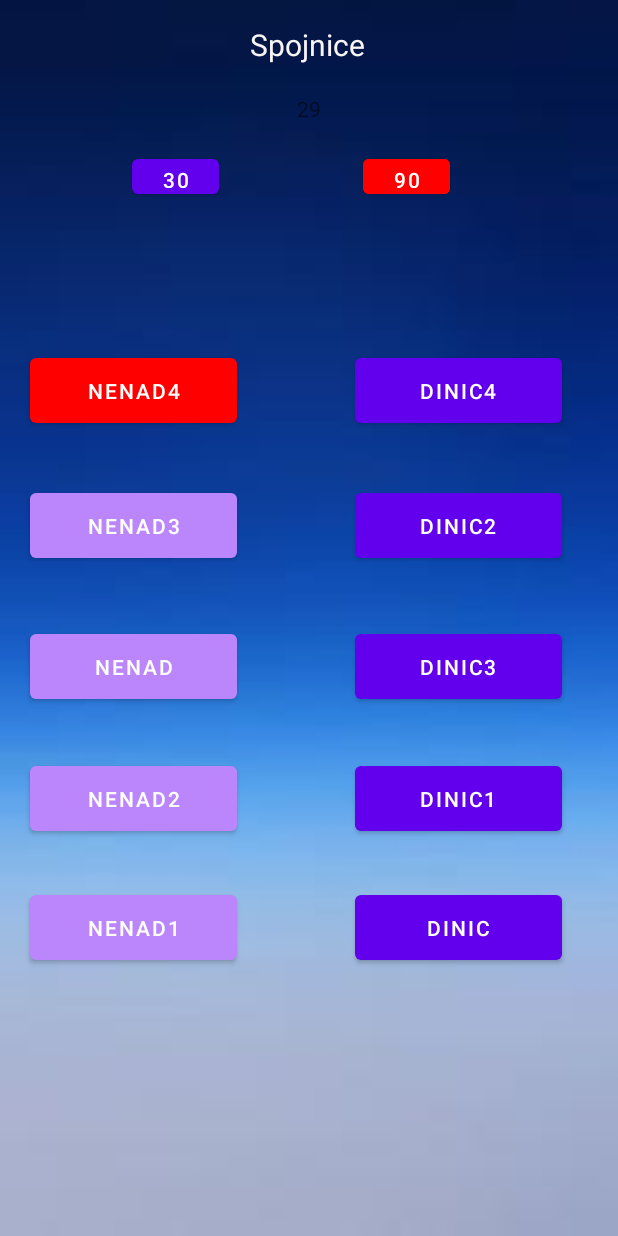
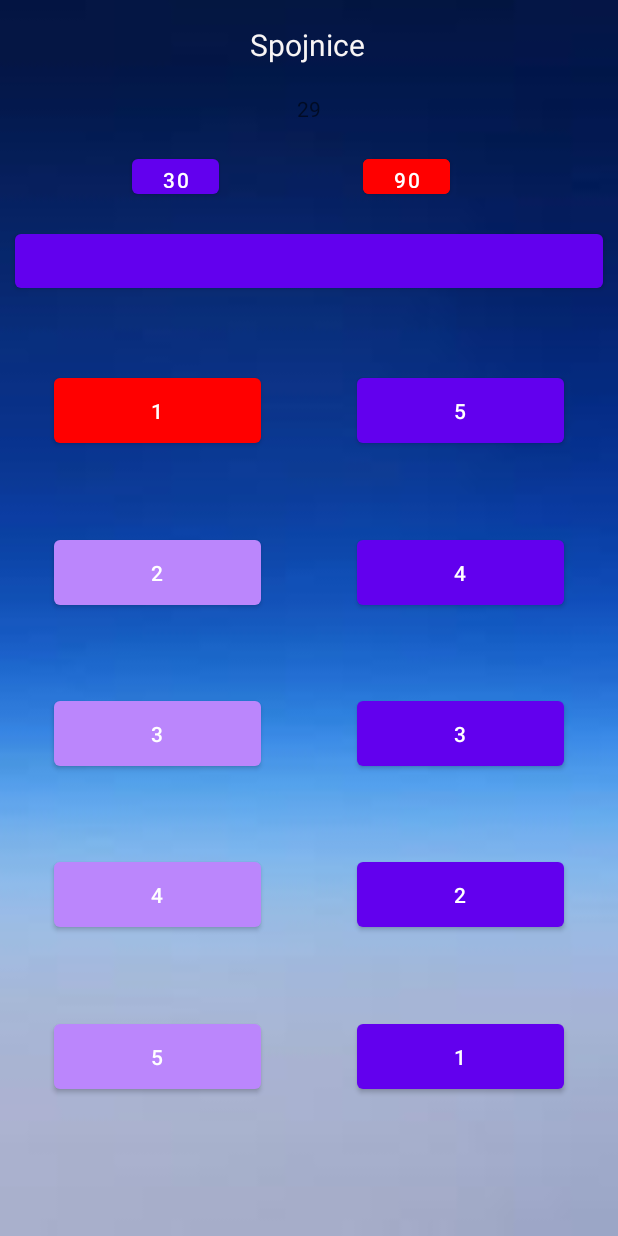
Before and after one commit to DejanJovovic/android-game, an Android app: the Spojnice screen opened directly, with no data from a screen before it, on a phone screen of 412 x 824 dp. Run offline under Robolectric (Android 15) with nearby library versions, the phone set to English and light mode, and no system bars; our stand-ins replace Firebase (no records; nobody signed in at launch, a user with empty details on screens opened directly); 5 statements that could not run were skipped.

Commit message:
spojnice povezane sa bazom

```diff
--- a/AndroidQuiz/app/src/main/java/com/example/androidquiz/Spojnice.java
+++ b/AndroidQuiz/app/src/main/java/com/example/androidquiz/Spojnice.java
@@ -1,9 +1,9 @@
 package com.example.androidquiz;
 
+import androidx.annotation.NonNull;
 import androidx.appcompat.app.AppCompatActivity;
 
 import android.content.Intent;
-import android.content.res.Resources;
 import android.os.Bundle;
 import android.os.CountDownTimer;
 import android.view.View;
@@ -11,13 +11,18 @@ import android.widget.Button;
 import android.widget.TextView;
 import android.widget.Toast;
 
-import com.example.androidquiz.models.SpojniceItemModel;
+import com.example.androidquiz.models.SpojniceAnswerModel;
 import com.example.androidquiz.models.SpojniceModel;
+import com.google.firebase.database.DataSnapshot;
+import com.google.firebase.database.DatabaseError;
+import com.google.firebase.database.DatabaseReference;
+import com.google.firebase.database.FirebaseDatabase;
+import com.google.firebase.database.ValueEventListener;
 
 import java.util.ArrayList;
-import java.util.Collection;
 import java.util.Collections;
 import java.util.List;
+import java.util.Random;
 
 public class Spojnice extends AppCompatActivity {
     SpojniceModel model = new SpojniceModel();
@@ -45,6 +50,7 @@ public class Spojnice extends AppCompatActivity {
     }
 
     private void init() {
+        Button theme = findViewById(R.id.tema);
         Button left0 = findViewById(R.id.levo0);
         Button left1 = findViewById(R.id.levo1);
         Button left2 = findViewById(R.id.levo2);
@@ -55,6 +61,7 @@ public class Spojnice extends AppCompatActivity {
         Button right2 = findViewById(R.id.desno2);
         Button right3 = findViewById(R.id.desno3);
         Button right4 = findViewById(R.id.desno4);
+        theme.setText(model.getTitle());
         leftBtns.add(left0);
         leftBtns.add(left1);
         leftBtns.add(left2);
@@ -104,7 +111,7 @@ public class Spojnice extends AppCompatActivity {
     private boolean checkIsCorrect(int left, int right) {
         String leftText = leftBtns.get(left).getText().toString();
         String rightText = rightBtns.get(right).getText().toString();
-        for (SpojniceItemModel item : model.getAnswers()) {
+        for (SpojniceAnswerModel item : model.getAnswers()) {
             if (item.getLeft().equals(leftText)) {
                 if (item.getRight().equals(rightText)) {
                     correctCounter++;
@@ -127,15 +134,21 @@ public class Spojnice extends AppCompatActivity {
     }
 
     private void loadAnswers() {
-        model.getAnswers().add(new SpojniceItemModel("Nenad", "Dinic"));
-        model.getAnswers().add(new SpojniceItemModel("Nenad1", "Dinic1"));
-        model.getAnswers().add(new SpojniceItemModel("Nenad2", "Dinic2"));
-        model.getAnswers().add(new SpojniceItemModel("Nenad3", "Dinic3"));
-        model.getAnswers().add(new SpojniceItemModel("Nenad4", "Dinic4"));
+        DatabaseReference databaseReference = FirebaseDatabase.getInstance().getReferenceFromUrl("https://androidquiz-ffbad-default-rtdb.firebaseio.com/");
+        databaseReference.addValueEventListener(new ValueEventListener() {
+            @Override
+            public void onDataChange(@NonNull DataSnapshot snapshot) {
+                List<SpojniceModel> spojnice = new ArrayList<>();
+                for (DataSnapshot dataSnapshot : snapshot.child("spojnice").getChildren()) {
+                    SpojniceModel spojnica = dataSnapshot.getValue(SpojniceModel.class);
+                    spojnice.add(spojnica);
+                }
+                int randomIndex = new Random().nextInt(spojnice.size());
+                model = spojnice.get(randomIndex);
 
                 left = new ArrayList<>();
                 right = new ArrayList<>();
-        for (SpojniceItemModel answer : model.getAnswers()) {
+                for (SpojniceAnswerModel answer : model.getAnswers()) {
                     left.add(answer.getLeft());
                     right.add(answer.getRight());
                 }
@@ -143,6 +156,14 @@ public class Spojnice extends AppCompatActivity {
                 Collections.shuffle(left);
                 Collections.shuffle(right);
                 init();
+            }
+
+            @Override
+            public void onCancelled(@NonNull DatabaseError error) {
+
+            }
+        });
+
     }
 
     @Override
--- a/AndroidQuiz/app/src/main/java/com/example/androidquiz/models/SpojniceItemModel.java
+++ b/AndroidQuiz/app/src/main/java/com/example/androidquiz/models/SpojniceAnswerModel.java
@@ -1,6 +1,6 @@
 package com.example.androidquiz.models;
 
-public class SpojniceItemModel {
+public class SpojniceAnswerModel {
     String left;
     String right;
 
@@ -20,8 +20,11 @@ public class SpojniceItemModel {
         return right;
     }
 
-    public SpojniceItemModel(String left, String right) {
+    public SpojniceAnswerModel(String left, String right) {
         this.left = left;
         this.right = right;
     }
+
+    public SpojniceAnswerModel() {
+    }
 }
--- a/AndroidQuiz/app/src/main/java/com/example/androidquiz/models/SpojniceModel.java
+++ b/AndroidQuiz/app/src/main/java/com/example/androidquiz/models/SpojniceModel.java
@@ -4,9 +4,34 @@ import java.util.ArrayList;
 import java.util.List;
 
 public class SpojniceModel {
-    List<SpojniceItemModel> answers = new ArrayList<>();
+    List<SpojniceAnswerModel> answers = new ArrayList<>();
+    String theme;
+    String title;
 
-    public List<SpojniceItemModel> getAnswers() {
+    public List<SpojniceAnswerModel> getAnswers() {
         return answers;
     }
+
+    public String getTheme() {
+        return theme;
+    }
+
+    public String getTitle() {
+        return title;
+    }
+
+    public void setAnswers(List<SpojniceAnswerModel> answers) {
+        this.answers = answers;
+    }
+
+    public void setTheme(String theme) {
+        this.theme = theme;
+    }
+
+    public void setTitle(String title) {
+        this.title = title;
+    }
+
+    public SpojniceModel() {
+    }
 }
--- a/AndroidQuiz/app/src/main/res/layout/activity_spojnice.xml
+++ b/AndroidQuiz/app/src/main/res/layout/activity_spojnice.xml
@@ -12,107 +12,102 @@
         android:id="@+id/desno0"
         android:layout_width="138dp"
         android:layout_height="55dp"
-        android:layout_marginEnd="37dp"
-        android:layout_marginBottom="536dp"
+        android:layout_marginTop="32dp"
+        android:layout_marginEnd="36dp"
         android:text="5"
+        app:layout_constraintBottom_toTopOf="@+id/desno1"
+        app:layout_constraintEnd_toEndOf="parent"
+        app:layout_constraintTop_toBottomOf="@+id/tema" />
+
+    <Button
+        android:id="@+id/desno4"
+        android:layout_width="138dp"
+        android:layout_height="55dp"
+        android:layout_marginTop="36dp"
+        android:layout_marginEnd="36dp"
+        android:layout_marginBottom="76dp"
+        android:text="1"
         app:layout_constraintBottom_toBottomOf="parent"
-        app:layout_constraintEnd_toEndOf="parent" />
+        app:layout_constraintEnd_toEndOf="parent"
+        app:layout_constraintTop_toBottomOf="@+id/desno3" />
+
+    <Button
+        android:id="@+id/desno2"
+        android:layout_width="138dp"
+        android:layout_height="55dp"
+        android:layout_marginTop="36dp"
+        android:layout_marginEnd="36dp"
+        android:text="3"
+        app:layout_constraintBottom_toTopOf="@+id/desno3"
+        app:layout_constraintEnd_toEndOf="parent"
+        app:layout_constraintTop_toBottomOf="@+id/desno1" />
+
+    <Button
+        android:id="@+id/desno1"
+        android:layout_width="138dp"
+        android:layout_height="55dp"
+        android:layout_marginTop="36dp"
+        android:layout_marginEnd="36dp"
+        android:text="4"
+        app:layout_constraintBottom_toTopOf="@+id/desno2"
+        app:layout_constraintEnd_toEndOf="parent"
+        app:layout_constraintTop_toBottomOf="@+id/desno0" />
 
     <Button
         android:id="@+id/desno3"
         android:layout_width="138dp"
         android:layout_height="55dp"
-        android:layout_marginEnd="37dp"
-        android:layout_marginBottom="264dp"
+        android:layout_marginTop="36dp"
+        android:layout_marginEnd="36dp"
         android:text="2"
-        app:layout_constraintBottom_toBottomOf="parent"
+        app:layout_constraintBottom_toTopOf="@+id/desno4"
         app:layout_constraintEnd_toEndOf="parent"
-        app:layout_constraintTop_toBottomOf="@+id/levo2"
-        app:layout_constraintVertical_bias="1.0" />
-
-    <Button
-        android:id="@+id/desno1"
-        android:layout_width="138dp"
-        android:layout_height="55dp"
-        android:layout_marginEnd="37dp"
-        android:layout_marginBottom="440dp"
-        android:text="4"
-        app:layout_constraintBottom_toBottomOf="parent"
-        app:layout_constraintEnd_toEndOf="parent"
-        app:layout_constraintTop_toBottomOf="@+id/levo0"
-        app:layout_constraintVertical_bias="0.853" />
-
-    <Button
-        android:id="@+id/desno2"
-        android:layout_width="138dp"
-        android:layout_height="55dp"
-        android:layout_marginEnd="37dp"
-        android:layout_marginBottom="352dp"
-        android:text="3"
-        app:layout_constraintBottom_toBottomOf="parent"
-        app:layout_constraintEnd_toEndOf="parent"
-        app:layout_constraintTop_toBottomOf="@+id/levo1"
-        app:layout_constraintVertical_bias="1.0" />
-
-    <Button
-        android:id="@+id/desno4"
-        android:layout_width="138dp"
-        android:layout_height="55dp"
-        android:layout_marginEnd="37dp"
-        android:layout_marginBottom="176dp"
-        android:text="1"
-        app:layout_constraintBottom_toBottomOf="parent"
-        app:layout_constraintEnd_toEndOf="parent"
-        app:layout_constraintTop_toBottomOf="@+id/levo3"
-        app:layout_constraintVertical_bias="0.939" />
+        app:layout_constraintTop_toBottomOf="@+id/desno2" />
 
     <Button
         android:id="@+id/levo4"
         android:layout_width="138dp"
         android:layout_height="55dp"
-        android:layout_marginStart="20dp"
-        android:layout_marginBottom="176dp"
+        android:layout_marginStart="36dp"
+        android:layout_marginTop="36dp"
+        android:layout_marginBottom="76dp"
         android:text="5"
         app:layout_constraintBottom_toBottomOf="parent"
         app:layout_constraintStart_toStartOf="parent"
-        app:layout_constraintTop_toBottomOf="@+id/levo3"
-        app:layout_constraintVertical_bias="0.939" />
+        app:layout_constraintTop_toBottomOf="@+id/levo3" />
 
     <Button
         android:id="@+id/levo2"
         android:layout_width="138dp"
         android:layout_height="55dp"
-        android:layout_marginStart="20dp"
-        android:layout_marginBottom="352dp"
+        android:layout_marginStart="36dp"
+        android:layout_marginTop="36dp"
         android:text="3"
-        app:layout_constraintBottom_toBottomOf="parent"
+        app:layout_constraintBottom_toTopOf="@+id/levo3"
         app:layout_constraintStart_toStartOf="parent"
-        app:layout_constraintTop_toBottomOf="@+id/levo1"
-        app:layout_constraintVertical_bias="1.0" />
+        app:layout_constraintTop_toBottomOf="@+id/levo1" />
 
     <Button
         android:id="@+id/levo3"
         android:layout_width="138dp"
         android:layout_height="55dp"
-        android:layout_marginStart="20dp"
-        android:layout_marginBottom="264dp"
+        android:layout_marginStart="36dp"
+        android:layout_marginTop="36dp"
         android:text="4"
-        app:layout_constraintBottom_toBottomOf="parent"
+        app:layout_constraintBottom_toTopOf="@+id/levo4"
         app:layout_constraintStart_toStartOf="parent"
-        app:layout_constraintTop_toBottomOf="@+id/levo2"
-        app:layout_constraintVertical_bias="1.0" />
+        app:layout_constraintTop_toBottomOf="@+id/levo2" />
 
     <Button
         android:id="@+id/levo1"
         android:layout_width="138dp"
         android:layout_height="55dp"
-        android:layout_marginStart="20dp"
-        android:layout_marginBottom="440dp"
+        android:layout_marginStart="36dp"
+        android:layout_marginTop="36dp"
         android:text="2"
-        app:layout_constraintBottom_toBottomOf="parent"
+        app:layout_constraintBottom_toTopOf="@+id/levo2"
         app:layout_constraintStart_toStartOf="parent"
-        app:layout_constraintTop_toBottomOf="@+id/levo0"
-        app:layout_constraintVertical_bias="0.853" />
+        app:layout_constraintTop_toBottomOf="@+id/levo0" />
 
     <TextView
         android:id="@+id/titleId"
@@ -153,11 +148,12 @@
         android:id="@+id/levo0"
         android:layout_width="138dp"
         android:layout_height="55dp"
-        android:layout_marginStart="20dp"
-        android:layout_marginBottom="536dp"
+        android:layout_marginStart="36dp"
+        android:layout_marginTop="32dp"
         android:text="1"
-        app:layout_constraintBottom_toBottomOf="parent"
-        app:layout_constraintStart_toStartOf="parent" />
+        app:layout_constraintBottom_toTopOf="@+id/levo1"
+        app:layout_constraintStart_toStartOf="parent"
+        app:layout_constraintTop_toBottomOf="@+id/tema" />
 
     <Button
         android:id="@+id/nextGame1"
@@ -165,7 +161,7 @@
         android:layout_height="wrap_content"
         android:layout_marginStart="161dp"
         android:layout_marginEnd="161dp"
-        android:layout_marginBottom="84dp"
+        android:layout_marginBottom="50dp"
         android:text="Sledeca igra"
         android:visibility="gone"
         app:layout_constraintBottom_toBottomOf="parent"
@@ -184,4 +180,16 @@
         app:layout_constraintStart_toStartOf="parent"
         app:layout_constraintTop_toBottomOf="@+id/titleId" />
 
+    <Button
+        android:id="@+id/tema"
+        android:layout_width="0dp"
+        android:layout_height="wrap_content"
+        android:layout_marginStart="10dp"
+        android:layout_marginTop="150dp"
+        android:layout_marginEnd="10dp"
+        android:text="Button"
+        app:layout_constraintEnd_toEndOf="parent"
+        app:layout_constraintStart_toStartOf="parent"
+        app:layout_constraintTop_toTopOf="parent" />
+
 </androidx.constraintlayout.widget.ConstraintLayout>
```
Lines whose indentation alone changed are shown as unchanged.
